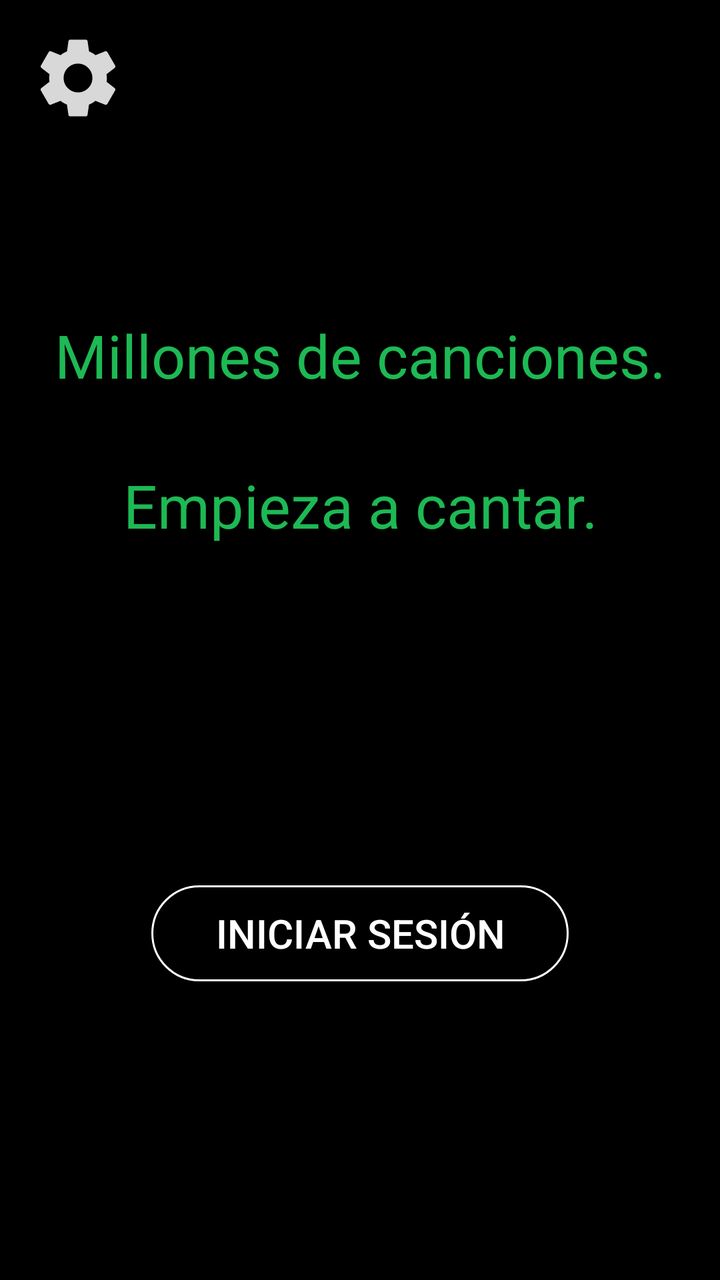
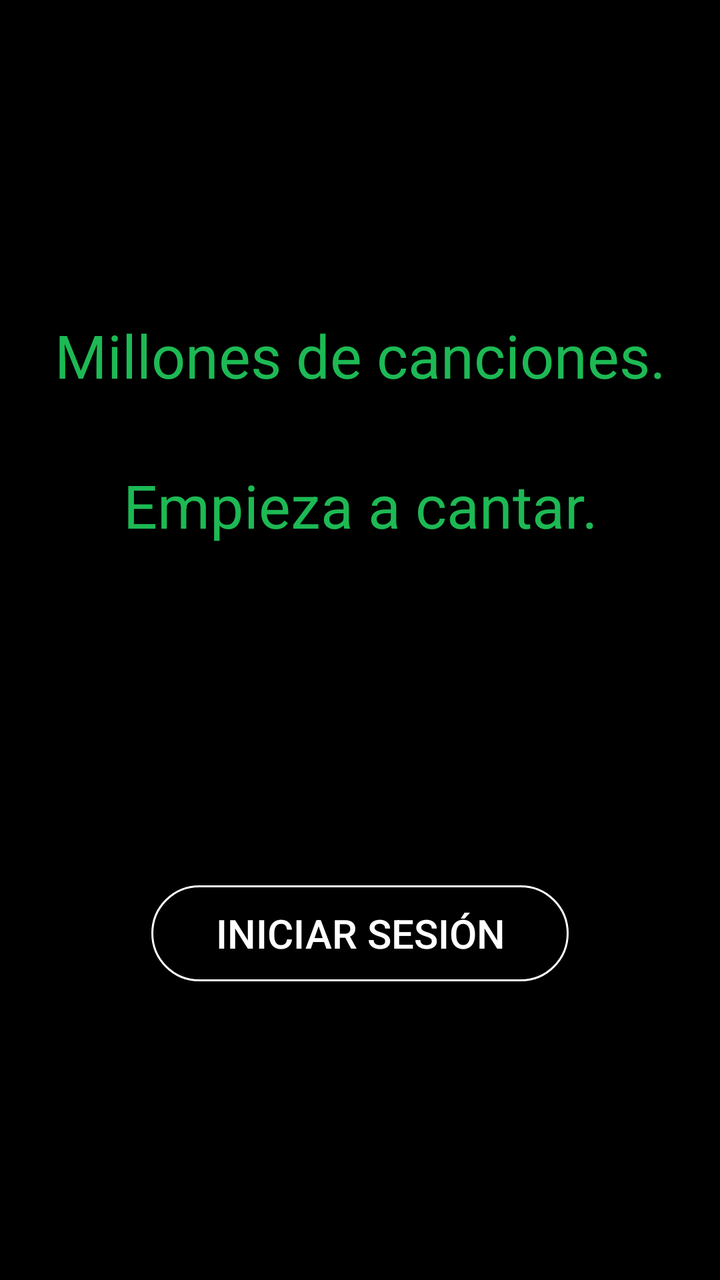

The first picture is an Android layout as it rendered before a commit; the second is the same layout after the commit. The layout source and the unified diff follow.
<!-- AndroidManifest.xml: application theme Theme.AppLetras -->
<!-- res/layout/fragment_inicio.xml -->
<?xml version="1.0" encoding="utf-8"?>
<androidx.constraintlayout.widget.ConstraintLayout xmlns:android="http://schemas.android.com/apk/res/android"
    android:layout_width="match_parent"
    android:layout_height="match_parent"
    android:background="#000000"
    xmlns:app="http://schemas.android.com/apk/res-auto">

    <ImageButton
        android:id="@+id/btn_ajustes"
        android:layout_width="48dp"
        android:layout_height="48dp"
        android:src="@drawable/ic_ajustes"
        android:background="@android:color/transparent"
        android:scaleType="fitCenter"
        app:tint="#FFFFFF"
        app:layout_constraintTop_toTopOf="parent"
        app:layout_constraintStart_toStartOf="parent"
        android:layout_marginTop="15dp"
        android:layout_marginStart="15dp" />

    <TextView
        android:id="@+id/text_central"
        android:text="Millones de canciones.\nEmpieza a cantar."
        android:textColor="#1DB954"
        android:textSize="30sp"
        android:textAlignment="center"
        android:lineSpacingExtra="40dp"
        android:layout_width="wrap_content"
        android:layout_height="wrap_content"
        app:layout_constraintTop_toTopOf="parent"
        app:layout_constraintVertical_bias="0.3"
        app:layout_constraintBottom_toBottomOf="parent"
        app:layout_constraintStart_toStartOf="parent"
        app:layout_constraintEnd_toEndOf="parent"
        />

    <androidx.appcompat.widget.AppCompatButton
        android:id="@+id/btn_iniciar_sesion"
        android:text="Iniciar Sesión"
        android:textSize="20sp"
        android:textColor="#FFFFFF"
        android:textAlignment="center"
        android:layout_width="wrap_content"
        android:layout_height="wrap_content"
        android:background="@drawable/bg_boton_sesion"
        android:paddingStart="32dp"
        android:paddingEnd="32dp"
        android:layout_marginTop="170dp"
        app:layout_constraintTop_toBottomOf="@id/text_central"
        app:layout_constraintStart_toStartOf="parent"
        app:layout_constraintEnd_toEndOf="parent"
        />

</androidx.constraintlayout.widget.ConstraintLayout>
<!-- resources referenced by this layout -->
<resources>
  <!-- drawable bg_boton_sesion (drawable) -->
  <?xml version="1.0" encoding="utf-8"?>
  <shape xmlns:android="http://schemas.android.com/apk/res/android"
      android:shape="rectangle">
  
      <solid android:color="#000000" />
  
      <stroke
          android:width="1dp"
          android:color="#FFFFFF" />
  
      <corners android:radius="100dp" />
  
  </shape>
  <!-- drawable ic_ajustes (drawable) -->
  <vector xmlns:android="http://schemas.android.com/apk/res/android" android:alpha="0.85" android:height="24dp" android:tint="#000000" android:viewportHeight="24" android:viewportWidth="24" android:width="24dp">
        
      <path android:fillColor="@android:color/white" android:pathData="M19.14,12.94c0.04,-0.3 0.06,-0.61 0.06,-0.94c0,-0.32 -0.02,-0.64 -0.07,-0.94l2.03,-1.58c0.18,-0.14 0.23,-0.41 0.12,-0.61l-1.92,-3.32c-0.12,-0.22 -0.37,-0.29 -0.59,-0.22l-2.39,0.96c-0.5,-0.38 -1.03,-0.7 -1.62,-0.94L14.4,2.81c-0.04,-0.24 -0.24,-0.41 -0.48,-0.41h-3.84c-0.24,0 -0.43,0.17 -0.47,0.41L9.25,5.35C8.66,5.59 8.12,5.92 7.63,6.29L5.24,5.33c-0.22,-0.08 -0.47,0 -0.59,0.22L2.74,8.87C2.62,9.08 2.66,9.34 2.86,9.48l2.03,1.58C4.84,11.36 4.8,11.69 4.8,12s0.02,0.64 0.07,0.94l-2.03,1.58c-0.18,0.14 -0.23,0.41 -0.12,0.61l1.92,3.32c0.12,0.22 0.37,0.29 0.59,0.22l2.39,-0.96c0.5,0.38 1.03,0.7 1.62,0.94l0.36,2.54c0.05,0.24 0.24,0.41 0.48,0.41h3.84c0.24,0 0.44,-0.17 0.47,-0.41l0.36,-2.54c0.59,-0.24 1.13,-0.56 1.62,-0.94l2.39,0.96c0.22,0.08 0.47,0 0.59,-0.22l1.92,-3.32c0.12,-0.22 0.07,-0.47 -0.12,-0.61L19.14,12.94zM12,15.6c-1.98,0 -3.6,-1.62 -3.6,-3.6s1.62,-3.6 3.6,-3.6s3.6,1.62 3.6,3.6S13.98,15.6 12,15.6z"/>
      
  </vector>
  <style name="Theme.AppLetras" parent="Base.Theme.AppLetras" />
  <style name="Base.Theme.AppLetras" parent="Theme.Material3.DayNight.NoActionBar">
          
          
      </style>
</resources>

<!-- the commit's change to res/layout/fragment_inicio.xml (unified diff, before → after) -->
@@ -5,18 +5,6 @@
     android:background="#000000"
     xmlns:app="http://schemas.android.com/apk/res-auto">
 
-    <ImageButton
-        android:id="@+id/btn_ajustes"
-        android:layout_width="48dp"
-        android:layout_height="48dp"
-        android:src="@drawable/ic_ajustes"
-        android:background="@android:color/transparent"
-        android:scaleType="fitCenter"
-        app:tint="#FFFFFF"
-        app:layout_constraintTop_toTopOf="parent"
-        app:layout_constraintStart_toStartOf="parent"
-        android:layout_marginTop="15dp"
-        android:layout_marginStart="15dp" />
 
     <TextView
         android:id="@+id/text_central"
<!-- resource entries referenced after the edit -->
@@ -14,12 +14,6 @@
       <corners android:radius="100dp" />
   
   </shape>
-  <!-- drawable ic_ajustes (drawable) -->
-  <vector xmlns:android="http://schemas.android.com/apk/res/android" android:alpha="0.85" android:height="24dp" android:tint="#000000" android:viewportHeight="24" android:viewportWidth="24" android:width="24dp">
-        
-      <path android:fillColor="@android:color/white" android:pathData="M19.14,12.94c0.04,-0.3 0.06,-0.61 0.06,-0.94c0,-0.32 -0.02,-0.64 -0.07,-0.94l2.03,-1.58c0.18,-0.14 0.23,-0.41 0.12,-0.61l-1.92,-3.32c-0.12,-0.22 -0.37,-0.29 -0.59,-0.22l-2.39,0.96c-0.5,-0.38 -1.03,-0.7 -1.62,-0.94L14.4,2.81c-0.04,-0.24 -0.24,-0.41 -0.48,-0.41h-3.84c-0.24,0 -0.43,0.17 -0.47,0.41L9.25,5.35C8.66,5.59 8.12,5.92 7.63,6.29L5.24,5.33c-0.22,-0.08 -0.47,0 -0.59,0.22L2.74,8.87C2.62,9.08 2.66,9.34 2.86,9.48l2.03,1.58C4.84,11.36 4.8,11.69 4.8,12s0.02,0.64 0.07,0.94l-2.03,1.58c-0.18,0.14 -0.23,0.41 -0.12,0.61l1.92,3.32c0.12,0.22 0.37,0.29 0.59,0.22l2.39,-0.96c0.5,0.38 1.03,0.7 1.62,0.94l0.36,2.54c0.05,0.24 0.24,0.41 0.48,0.41h3.84c0.24,0 0.44,-0.17 0.47,-0.41l0.36,-2.54c0.59,-0.24 1.13,-0.56 1.62,-0.94l2.39,0.96c0.22,0.08 0.47,0 0.59,-0.22l1.92,-3.32c0.12,-0.22 0.07,-0.47 -0.12,-0.61L19.14,12.94zM12,15.6c-1.98,0 -3.6,-1.62 -3.6,-3.6s1.62,-3.6 3.6,-3.6s3.6,1.62 3.6,3.6S13.98,15.6 12,15.6z"/>
-      
-  </vector>
   <style name="Theme.AppLetras" parent="Base.Theme.AppLetras" />
   <style name="Base.Theme.AppLetras" parent="Theme.Material3.DayNight.NoActionBar">
           
